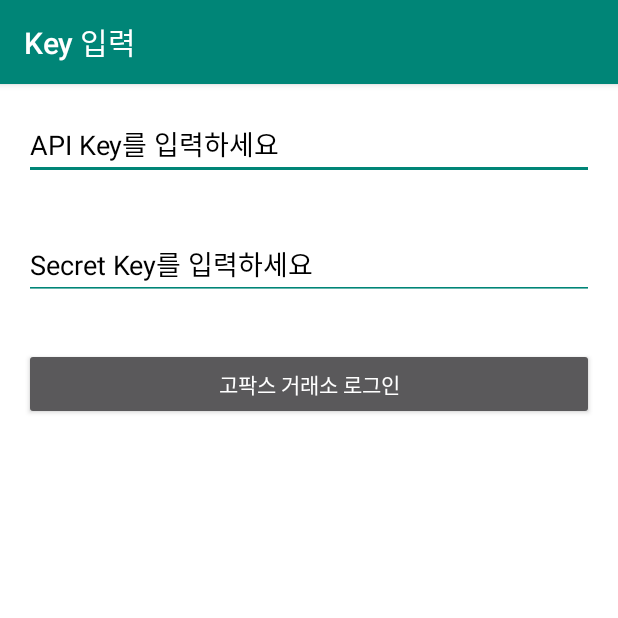
After one commit to OmarBradley/BitcoinTradeBot, an Android app: the GopaxLoginActivity screen opened directly, with no data from a screen before it, on a phone screen of 412 x 824 dp, the top half of it. The commit adds this screen. Run offline under Robolectric (Android 15) with nearby library versions, the phone set to English and light mode, and no system bars; our stand-ins replace data binding.

Commit message:
고팍스 로그인 화면 뼈대 완성

```diff
--- a/app/build.gradle
+++ b/app/build.gradle
@@ -34,6 +34,10 @@ android {
     dataBinding {
         enabled = true
     }
+
+    lintOptions{
+        disable 'ExtraTranslation'
+    }
 }
 
 dependencies {
--- a/app/src/main/AndroidManifest.xml
+++ b/app/src/main/AndroidManifest.xml
@@ -6,6 +6,7 @@
     <uses-permission android:name="android.permission.INTERNET"/>
 
     <application
+            android:fullBackupContent="false"
             android:name=".BitcoinTradeBotApp"
             android:allowBackup="true"
             android:icon="@mipmap/ic_launcher"
@@ -16,15 +17,18 @@
             tools:ignore="GoogleAppIndexingWarning">
 
         <activity
+                android:name=".gopax.GopaxLoginActivity"
+                android:theme="@style/Theme.AppCompat.NoActionBar"/>
+
+        <activity
                 android:name=".main.SplashActivity"
                 android:theme="@style/SplashTheme">
-
             <intent-filter>
                 <action android:name="android.intent.action.MAIN"/>
+
                 <category android:name="android.intent.category.LAUNCHER"/>
             </intent-filter>
         </activity>
-
         <activity
                 android:name=".main.MainActivity"
                 android:theme="@style/Theme.AppCompat.NoActionBar"/>
--- /dev/null
+++ b/app/src/main/java/omarbradley/com/bitcointradebot/gopax/GopaxLoginActivity.kt
@@ -0,0 +1,13 @@
+package omarbradley.com.bitcointradebot.gopax
+
+import android.os.Bundle
+import omarbradley.com.bitcointradebot.R
+import omarbradley.com.bitcointradebot.base.BaseActivity
+
+class GopaxLoginActivity : BaseActivity() {
+
+    override fun onCreate(savedInstanceState: Bundle?) {
+        super.onCreate(savedInstanceState)
+        setContentView(R.layout.activity_gopax_login)
+    }
+}
--- a/app/src/main/java/omarbradley/com/bitcointradebot/main/MainActivity.kt
+++ b/app/src/main/java/omarbradley/com/bitcointradebot/main/MainActivity.kt
@@ -1,13 +1,21 @@
 package omarbradley.com.bitcointradebot.main
 
+import android.content.Intent
 import android.os.Bundle
+import kotlinx.android.synthetic.main.activity_main.*
 import omarbradley.com.bitcointradebot.R
 import omarbradley.com.bitcointradebot.base.BaseActivity
+import omarbradley.com.bitcointradebot.gopax.GopaxLoginActivity
 
 class MainActivity : BaseActivity() {
 
     override fun onCreate(savedInstanceState: Bundle?) {
         super.onCreate(savedInstanceState)
         setContentView(R.layout.activity_main)
+
+        button_gopax.setOnClickListener {
+            startActivity(Intent(this, GopaxLoginActivity::class.java))
+            finish()
+        }
     }
 }
--- a/app/src/main/java/omarbradley/com/bitcointradebot/main/SplashActivity.kt
+++ b/app/src/main/java/omarbradley/com/bitcointradebot/main/SplashActivity.kt
@@ -12,4 +12,5 @@ class SplashActivity : BaseActivity() {
         startActivity(Intent(this, MainActivity::class.java))
         finish()
     }
+
 }
--- /dev/null
+++ b/app/src/main/res/layout/activity_gopax_login.xml
@@ -0,0 +1,70 @@
+<?xml version="1.0" encoding="utf-8"?>
+<layout
+        xmlns:android="http://schemas.android.com/apk/res/android"
+        xmlns:app="http://schemas.android.com/apk/res-auto"
+        xmlns:tools="http://schemas.android.com/tools">
+
+    <androidx.constraintlayout.widget.ConstraintLayout
+            android:layout_width="match_parent"
+            android:layout_height="match_parent"
+            android:background="@color/bgWhite"
+            tools:context=".gopax.GopaxLoginActivity">
+
+        <Toolbar
+                android:id="@+id/toolbar"
+                android:layout_width="0dp"
+                android:layout_height="wrap_content"
+                android:title="@string/label.input_key"
+                android:titleTextColor="@color/textWhite"
+                android:background="@color/bgGreen"
+                android:elevation="@dimen/toolBarElevation"
+                app:layout_constraintVertical_chainStyle="packed"
+                app:layout_constraintVertical_bias="0.0"
+                app:layout_constraintBottom_toTopOf="@+id/editText_inputApiKey"
+                app:layout_constraintLeft_toLeftOf="parent"
+                app:layout_constraintRight_toRightOf="parent"
+                app:layout_constraintTop_toTopOf="parent"/>
+
+        <EditText
+                android:id="@+id/editText_inputApiKey"
+                android:layout_width="0dp"
+                android:layout_height="wrap_content"
+                android:layout_margin="@dimen/viewMargin"
+                android:hint="@string/label.input_api_key"
+                android:textColorHint="@color/textBlack"
+                android:textColor="@color/textBlack"
+                android:inputType="text"
+                app:backgroundTint="@color/bgGreen"
+                app:layout_constraintEnd_toEndOf="parent"
+                app:layout_constraintStart_toStartOf="parent"
+                app:layout_constraintBottom_toTopOf="@+id/editText_inputSecretKey"
+                app:layout_constraintTop_toBottomOf="@+id/toolbar"/>
+
+        <EditText
+                android:id="@+id/editText_inputSecretKey"
+                android:layout_width="0dp"
+                android:layout_height="wrap_content"
+                android:layout_margin="@dimen/viewMargin"
+                android:hint="@string/label.input_secret_key"
+                android:textColorHint="@color/textBlack"
+                android:textColor="@color/textBlack"
+                android:inputType="text"
+                app:backgroundTint="@color/bgGreen"
+                app:layout_constraintEnd_toEndOf="parent"
+                app:layout_constraintStart_toStartOf="parent"
+                app:layout_constraintBottom_toTopOf="@+id/button_loginGopax"
+                app:layout_constraintTop_toBottomOf="@+id/editText_inputApiKey"/>
+
+        <Button
+                android:id="@+id/button_loginGopax"
+                android:layout_width="0dp"
+                android:layout_height="wrap_content"
+                android:layout_margin="@dimen/viewMargin"
+                android:text="@string/label.login_gopax"
+                app:layout_constraintEnd_toEndOf="parent"
+                app:layout_constraintStart_toStartOf="parent"
+                app:layout_constraintBottom_toBottomOf="parent"
+                app:layout_constraintTop_toBottomOf="@+id/editText_inputSecretKey"/>
+
+    </androidx.constraintlayout.widget.ConstraintLayout>
+</layout>
--- a/app/src/main/res/layout/activity_main.xml
+++ b/app/src/main/res/layout/activity_main.xml
@@ -18,19 +18,19 @@
             android:elevation="@dimen/toolBarElevation"
             app:layout_constraintVertical_chainStyle="packed"
             app:layout_constraintVertical_bias="0.0"
-            app:layout_constraintBottom_toTopOf="@+id/recyclerView"
+            app:layout_constraintBottom_toTopOf="@+id/button_gopax"
             app:layout_constraintLeft_toLeftOf="parent"
             app:layout_constraintRight_toRightOf="parent"
             app:layout_constraintTop_toTopOf="parent"/>
 
-    <androidx.recyclerview.widget.RecyclerView
-            android:id="@+id/recyclerView"
+    <Button
+            android:id="@+id/button_gopax"
             android:layout_width="0dp"
             android:layout_height="wrap_content"
+            android:text="@string/label.gopax"
             app:layout_constraintTop_toBottomOf="@+id/toolbar"
             app:layout_constraintEnd_toEndOf="parent"
             app:layout_constraintStart_toStartOf="parent"
             app:layout_constraintBottom_toBottomOf="parent"/>
 
-
 </androidx.constraintlayout.widget.ConstraintLayout>
--- a/app/src/main/res/values/colors.xml
+++ b/app/src/main/res/values/colors.xml
@@ -10,6 +10,6 @@
 
     <!-- Text -->
     <color name="textWhite">#FFFFFF</color>
-
+    <color name="textBlack">#000000</color>
 
 </resources>
--- a/app/src/main/res/values/dimens_base.xml
+++ b/app/src/main/res/values/dimens_base.xml
@@ -1,6 +1,14 @@
 <?xml version="1.0" encoding="utf-8"?>
 <resources>
 
+    <!-- Text -->
+    <dimen name="textSize16">16sp</dimen>
+
+    <!-- Elevation -->
     <dimen name="toolBarElevation">3dp</dimen>
 
+    <!-- Margin -->
+    <dimen name="layoutMargin">16dp</dimen>
+    <dimen name="viewMargin">16dp</dimen>
+
 </resources>
--- a/app/src/main/res/values/strings.xml
+++ b/app/src/main/res/values/strings.xml
@@ -1,8 +1,13 @@
-<resources xmlns:tools="http://schemas.android.com/tools">
+<resources>
 
     <string name="app_name">BitcoinTradeBot</string>
 
-    <string name="label.select_exchange" tools:ignore="ExtraTranslation">거래소 고르기</string>
+    <string name="label.select_exchange">거래소 고르기</string>
+    <string name="label.input_key">Key 입력</string>
 
+    <string name="label.gopax">고팍스</string>
+    <string name="label.input_api_key">API Key를 입력하세요</string>
+    <string name="label.input_secret_key">Secret Key를 입력하세요</string>
+    <string name="label.login_gopax">고팍스 거래소 로그인</string>
 
 </resources>
```
